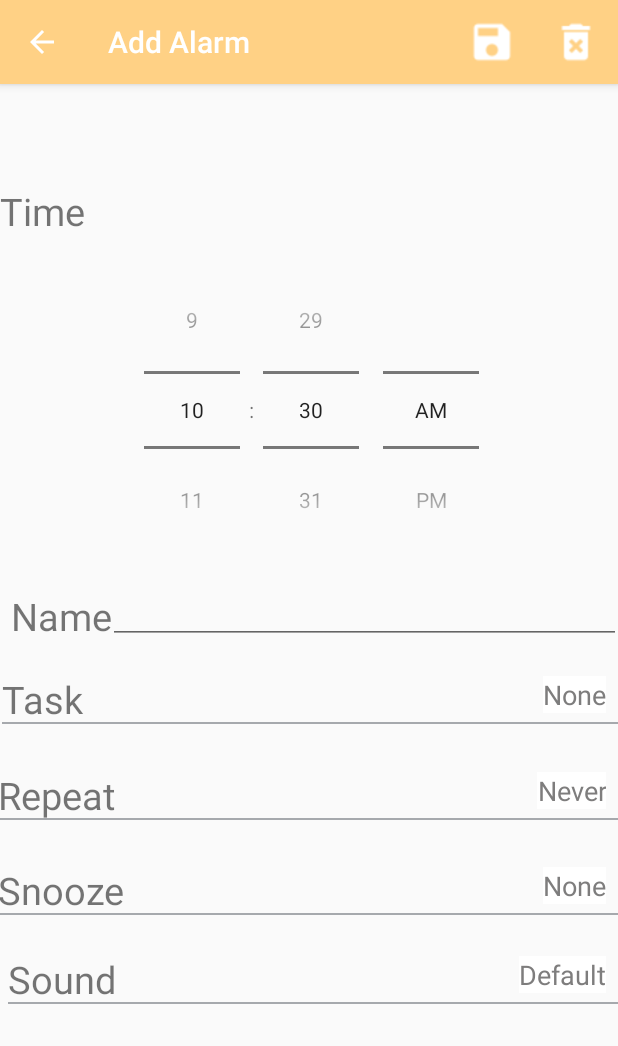
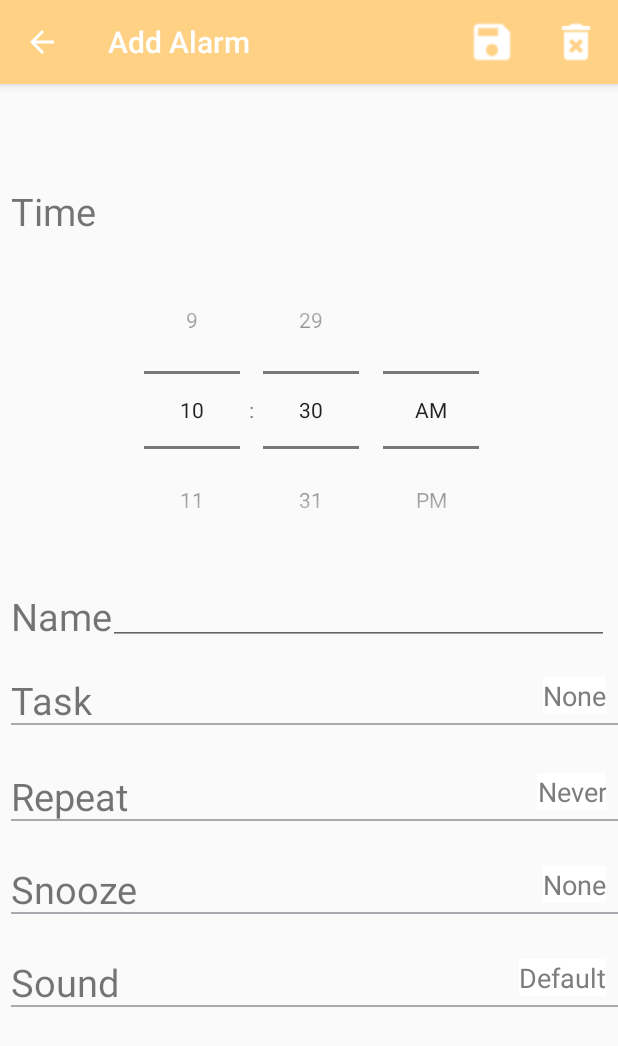
Before and after one commit to jhu-cs-uima-sp20/Schleep, an Android app: the screen it shows after launch (AddEditAlarmActivity), after a tap on an icon or button, on a phone screen of 412 x 824 dp. Shown: the top 1046 px of the screen. Run offline under Robolectric (Android 15) with nearby library versions, the phone set to English and light mode, and no system bars.

Commit message:
minor edit create alarm page

```diff
--- a/app/src/main/res/layout/createalarm_activity.xml
+++ b/app/src/main/res/layout/createalarm_activity.xml
@@ -13,8 +13,8 @@
         android:layout_below="@+id/task"
         android:layout_alignParentStart="true"
         android:layout_alignParentLeft="true"
-        android:layout_marginStart="-1dp"
-        android:layout_marginLeft="-1dp"
+        android:layout_marginStart="7dp"
+        android:layout_marginLeft="7dp"
         android:layout_marginTop="30dp"
         android:background="@drawable/underline"
         android:text="Repeat"
@@ -28,7 +28,7 @@
         android:layout_alignParentLeft="true"
 
         android:layout_alignParentTop="true"
-        android:layout_marginStart="0dp"
+        android:layout_marginStart="7dp"
         android:layout_marginLeft="0dp"
         android:layout_marginTop="67dp"
         android:text="@string/time"
@@ -63,7 +63,7 @@
     <EditText
         android:id="@+id/name_alarm_create"
         android:layout_width="wrap_content"
-        android:layout_height="40dp"
+        android:layout_height="wrap_content"
         android:layout_below="@+id/time_picker"
         android:layout_alignParentStart="true"
         android:layout_alignParentLeft="true"
@@ -72,9 +72,9 @@
         android:layout_centerHorizontal="true"
         android:layout_marginStart="72dp"
         android:layout_marginLeft="72dp"
-        android:layout_marginTop="10dp"
-        android:layout_marginEnd="-2dp"
-        android:layout_marginRight="-2dp"
+        android:layout_marginTop="5dp"
+        android:layout_marginEnd="6dp"
+        android:layout_marginRight="8dp"
         android:gravity="end"
         android:text="Name"
         android:textAlignment="textEnd"
@@ -88,8 +88,8 @@
         android:layout_below="@+id/name_alarm_create"
         android:layout_alignParentStart="true"
         android:layout_alignParentLeft="true"
-        android:layout_marginStart="1dp"
-        android:layout_marginLeft="1dp"
+        android:layout_marginStart="7dp"
+        android:layout_marginLeft="7dp"
         android:layout_marginTop="19dp"
         android:background="@drawable/underline"
         android:text="Task"
@@ -121,9 +121,9 @@
         android:layout_below="@+id/repeat3"
         android:layout_alignParentStart="true"
         android:layout_alignParentLeft="true"
-        android:layout_marginStart="-1dp"
-        android:layout_marginLeft="-1dp"
-        android:layout_marginTop="29dp"
+        android:layout_marginStart="7dp"
+        android:layout_marginLeft="7dp"
+        android:layout_marginTop="28dp"
         android:background="@drawable/underline"
         android:text="Snooze"
         android:textSize="25sp" />
@@ -133,11 +133,9 @@
         android:layout_width="match_parent"
         android:layout_height="34dp"
         android:layout_below="@+id/Snooze"
-        android:layout_alignParentStart="true"
-        android:layout_alignParentLeft="true"
-        android:layout_marginStart="5dp"
-        android:layout_marginLeft="5dp"
-        android:layout_marginTop="25dp"
+        android:layout_marginStart="7dp"
+        android:layout_marginLeft="7dp"
+        android:layout_marginTop="28dp"
         android:background="@drawable/underline"
         android:text="Sound"
         android:textSize="25sp" />
```
